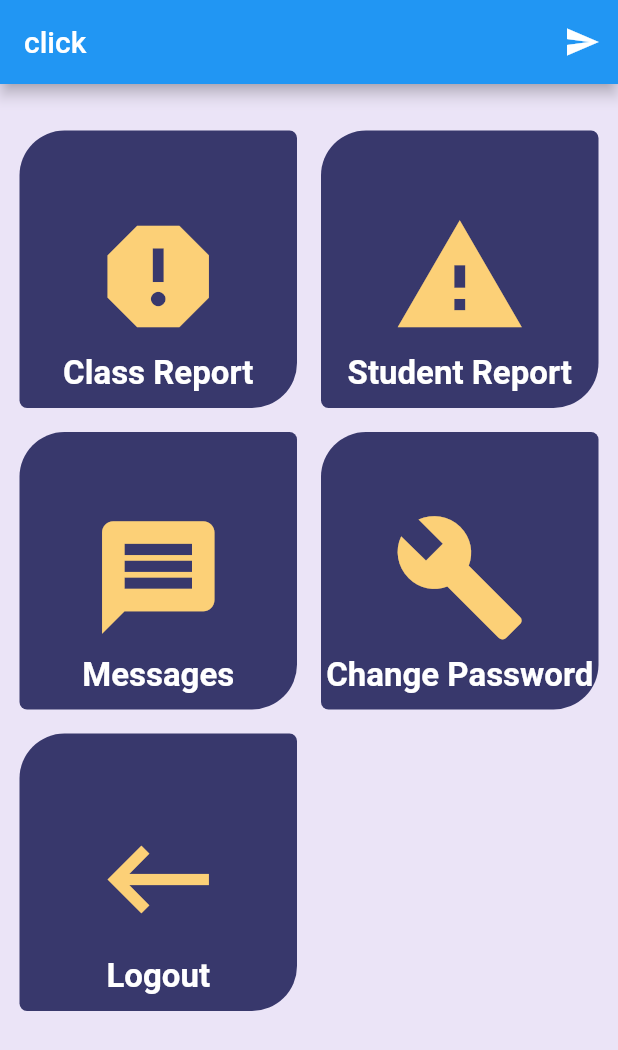
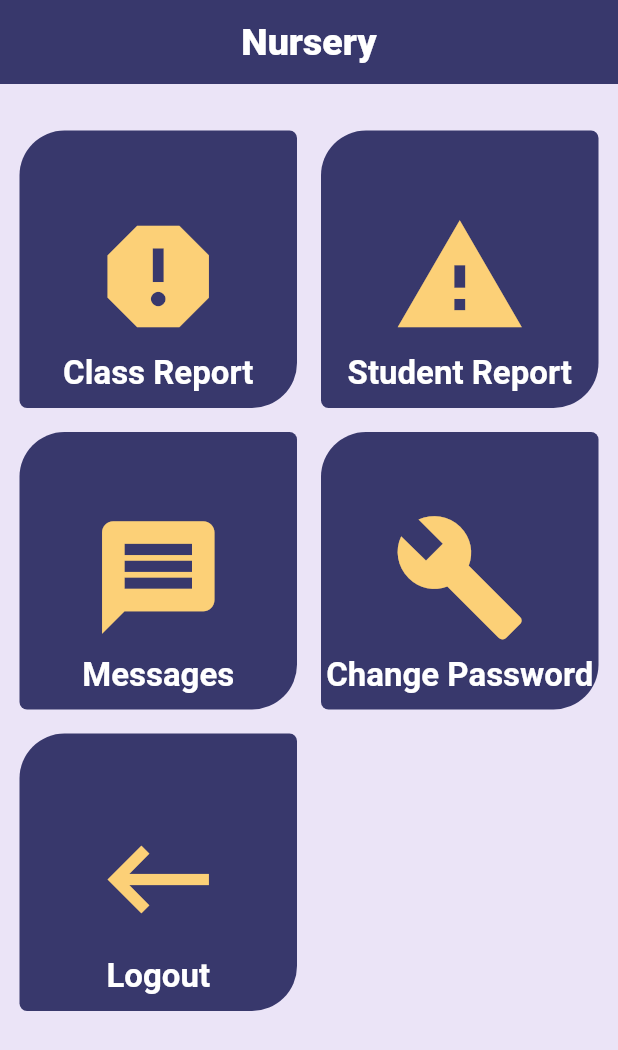
Before and after one commit to mlamaa/euNursary, a Flutter app: the HomePage screen opened directly, on a phone screen of 412 x 824 dp. Shown: the top 1050 px of the screen. Run offline on Flutter 3.47's test engine with Material 2 defaults, Android fonts, the phone set to English and light mode, and no system bars; our stand-ins replace cloud_firestore, cloud_functions, dropdown_search, email_validator, firebase_auth, firebase_core and 5 more; missing offline and left inert: flare_splash_screen; accounts and stored records are empty; Roboto replaces fonts that are missing (Montserrat).

Commit message:
change appbar

```diff
--- a/lib/Pages/Home.dart
+++ b/lib/Pages/Home.dart
@@ -238,23 +238,7 @@ class _HomePageState extends State<HomePage> {
   Widget build(BuildContext context) {
     return Scaffold(
       backgroundColor: MyColors.color4,
-      appBar: true
-          ? AppBar(
-              title: InkWell(
-                  onTap: () {
-                    FirebaseMessageService.sendMessageToGroup('classID',
-                        'A new Report been added', 'Tap to view details', {});
-                  },
-                  child: Text('click')),
-              actions: [
-                IconButton(
-                    icon: Icon(Icons.send),
-                    onPressed: () async {
-                      await FirebaseMessageService.subscribeTOAdmin();
-                    }),
-              ],
-            )
-          : myAppBar(),
+      appBar: myAppBar(),
       body: SafeArea(
         child: isAuthenticated
             ? Center(
```
